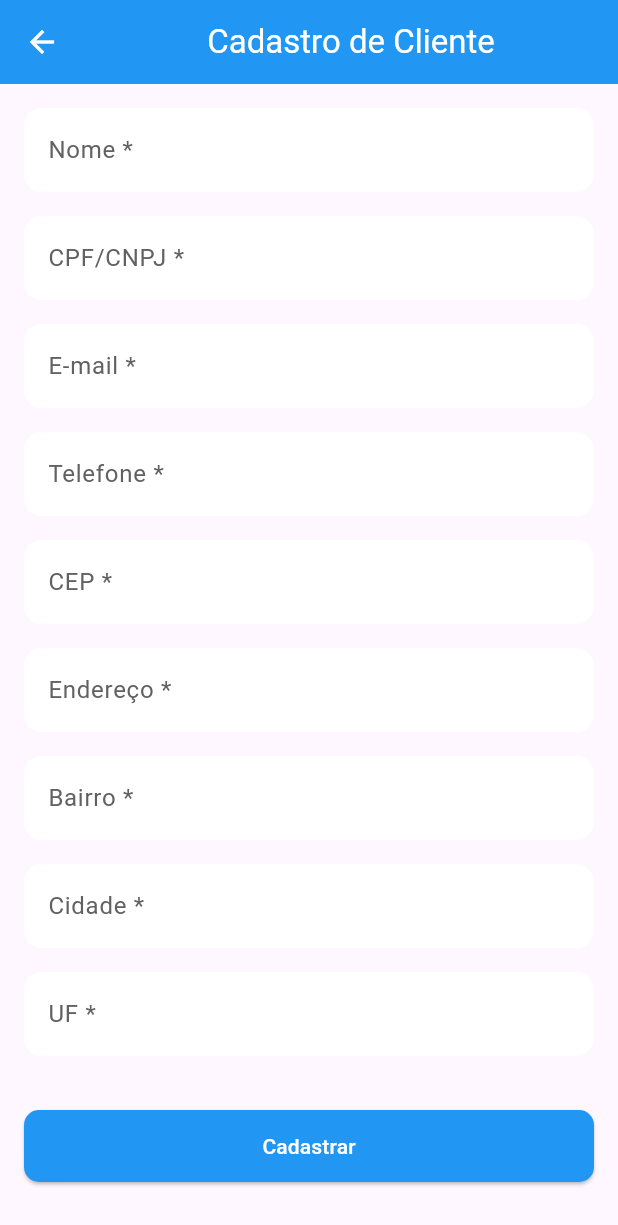
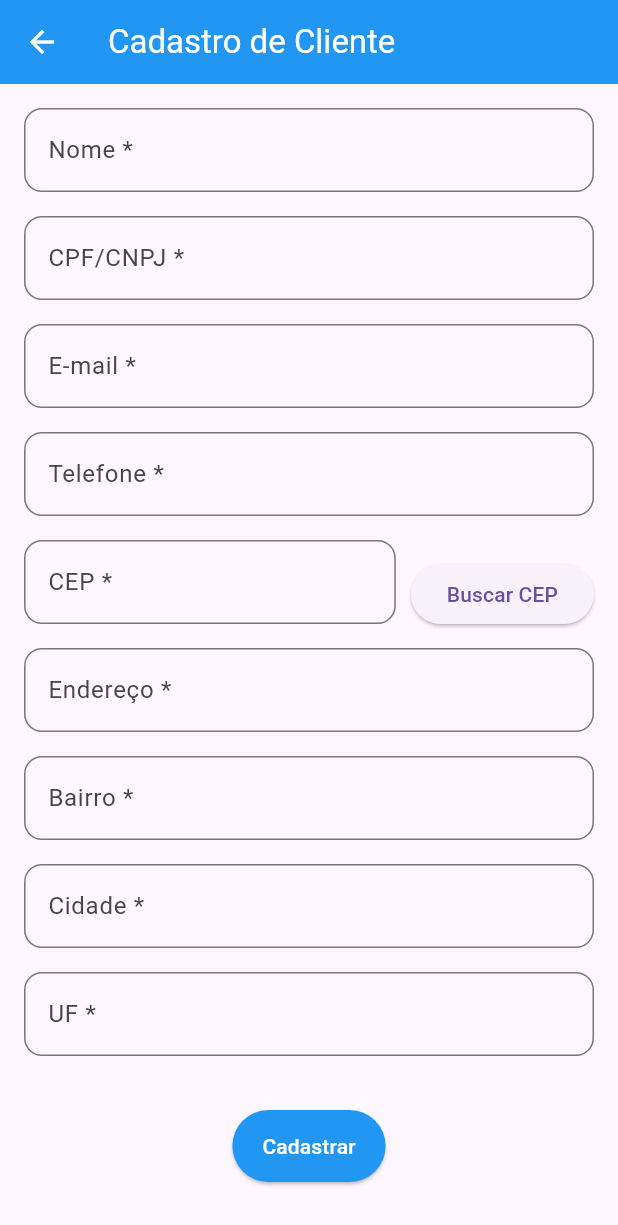
Before and after one commit to NataDias04/AppVendas, a Flutter app: the TelaCadastroCliente screen opened by its route, on a phone screen of 412 x 824 dp. Shown: the top 1225 px of the screen. Run offline on Flutter 3.47's test engine with Material 3 defaults, Android fonts, the phone set to English and light mode, and no system bars; our stand-ins replace sqflite; accounts and stored records are empty.

Commit message:
consulta cep

```diff
--- a/lib/main.dart
+++ b/lib/main.dart
@@ -9,9 +9,11 @@ import 'telas/cliente/tela_cliente.dart';
 import 'modelos/usuario.dart';
 import 'telas/cliente/tela_visualizar_cliente.dart';
 import 'telas/pedido/tela_pedido.dart';
+import 'db/db_helper.dart';
 
 void main() async {
   WidgetsFlutterBinding.ensureInitialized();
+  await initBanco();
   await verConteudoJSON();
   runApp(const MyApp());
 }
--- a/lib/telas/cliente/tela_cliente.dart
+++ b/lib/telas/cliente/tela_cliente.dart
@@ -1,6 +1,7 @@
 import 'package:flutter/material.dart';
 import '../../modelos/cliente.dart';
 import 'cliente_controller.dart';
+import 'cep_service.dart';
 
 class TelaCadastroCliente extends StatefulWidget {
   const TelaCadastroCliente({super.key});
@@ -48,9 +49,10 @@ class _TelaCadastroClienteState extends State<TelaCadastroCliente> {
     final cidade = _cidadeController.text;
     final uf = _ufController.text;
 
-    if (nome.isEmpty || cpfCnpj.isEmpty || email.isEmpty || telefone.isEmpty || cep.isEmpty || endereco.isEmpty || bairro.isEmpty || cidade.isEmpty || uf.isEmpty) {
+    if (nome.isEmpty || cpfCnpj.isEmpty) {
       setState(() {
-        _mensagemErro = 'Todos os campos obrigatórios devem ser preenchidos.';
+        _mensagemErro = 'Preencha os campos obrigatórios.';
+        _mensagemAcerto = '';
       });
       return;
     }
@@ -58,13 +60,15 @@ class _TelaCadastroClienteState extends State<TelaCadastroCliente> {
     if (!_isCpfCnpjValido(cpfCnpj)) {
       setState(() {
         _mensagemErro = 'CPF ou CNPJ inválido.';
+        _mensagemAcerto = '';
       });
       return;
+
     }
-
-    if (!_isEmailValido(email)) {
+    if (email.isNotEmpty && !_isEmailValido(email)) {
       setState(() {
         _mensagemErro = 'E-mail inválido.';
+        _mensagemAcerto = '';
       });
       return;
     }
@@ -72,6 +76,7 @@ class _TelaCadastroClienteState extends State<TelaCadastroCliente> {
     if (!_isTelefoneValido(telefone)) {
       setState(() {
         _mensagemErro = 'Telefone inválido.';
+        _mensagemAcerto = '';
       });
       return;
     }
@@ -89,7 +94,6 @@ class _TelaCadastroClienteState extends State<TelaCadastroCliente> {
       cidade: cidade,
       uf: uf,
     );
-
 
     await _clienteController.adicionar(novoCliente);
 
@@ -109,52 +113,76 @@ class _TelaCadastroClienteState extends State<TelaCadastroCliente> {
     _ufController.clear();
   }
 
+  Future<void> _buscarCEP() async {
+    final cep = _cepController.text.replaceAll(RegExp(r'[^0-9]'), '');
+    if (cep.length != 8) {
+      ScaffoldMessenger.of(
+        context,
+      ).showSnackBar(const SnackBar(content: Text('CEP inválido.')));
+      return;
+    }
+
+    final endereco = await buscarEnderecoPorCEP(cep);
+    if (endereco != null) {
+      setState(() {
+        _enderecoController.text = endereco['logradouro'] ?? '';
+        _bairroController.text = endereco['bairro'] ?? '';
+        _cidadeController.text = endereco['localidade'] ?? '';
+        _ufController.text = endereco['uf'] ?? '';
+      });
+    } else {
+      ScaffoldMessenger.of(
+        context,
+      ).showSnackBar(const SnackBar(content: Text('CEP não encontrado.')));
+    }
+  }
+
   @override
   Widget build(BuildContext context) {
     return Scaffold(
       appBar: AppBar(
-        title: Row(
-          mainAxisAlignment: MainAxisAlignment.center,
-          children: const [
-            Text('Cadastro de Cliente'),
-          ],
-        ),
+        title: const Text('Cadastro de Cliente'),
         backgroundColor: Colors.blue,
         foregroundColor: Colors.white,
       ),
       body: SingleChildScrollView(
         padding: const EdgeInsets.all(16.0),
         child: Column(
-          crossAxisAlignment: CrossAxisAlignment.start,
           children: [
             _campoTexto(_nomeController, 'Nome', obrigatorio: true),
             _campoTexto(_cpfCnpjController, 'CPF/CNPJ', obrigatorio: true),
             _campoTexto(_emailController, 'E-mail', obrigatorio: true),
             _campoTexto(_telefoneController, 'Telefone', obrigatorio: true),
-            _campoTexto(_cepController, 'CEP', obrigatorio: true),
+            Row(
+              children: [
+                Expanded(
+                  child: _campoTexto(_cepController, 'CEP', obrigatorio: true),
+                ),
+                const SizedBox(width: 10),
+                ElevatedButton(
+                  onPressed: _buscarCEP,
+                  child: const Text('Buscar CEP'),
+                ),
+              ],
+            ),
             _campoTexto(_enderecoController, 'Endereço', obrigatorio: true),
             _campoTexto(_bairroController, 'Bairro', obrigatorio: true),
             _campoTexto(_cidadeController, 'Cidade', obrigatorio: true),
             _campoTexto(_ufController, 'UF', obrigatorio: true),
 
             const SizedBox(height: 20),
-            Center(
-              child: SizedBox(
-                width: double.infinity,
-                child: ElevatedButton(
-                  onPressed: _cadastrarCliente,
-                  child: const Text(
-                    'Cadastrar',
-                    style: TextStyle(color: Colors.white),
-                  ),
-                  style: ElevatedButton.styleFrom(
-                    backgroundColor: Colors.blue,
-                    padding: const EdgeInsets.symmetric(vertical: 14),
-                    shape: RoundedRectangleBorder(
-                      borderRadius: BorderRadius.circular(10),
-                    ),
-                  ),
+            ElevatedButton(
+              onPressed: _cadastrarCliente,
+              style: ElevatedButton.styleFrom(
+                backgroundColor: Colors.blue,
+                padding: const EdgeInsets.symmetric(
+                  vertical: 14,
+                  horizontal: 20,
                 ),
+              ),
+              child: const Text(
+                'Cadastrar',
+                style: TextStyle(color: Colors.white),
               ),
             ),
             if (_mensagemAcerto.isNotEmpty)
@@ -162,7 +190,10 @@ class _TelaCadastroClienteState extends State<TelaCadastroCliente> {
                 padding: const EdgeInsets.only(top: 10),
                 child: Text(
                   _mensagemAcerto,
-                  style: TextStyle(color: Colors.green, fontWeight: FontWeight.bold),
+                  style: const TextStyle(
+                    color: Colors.green,
+                    fontWeight: FontWeight.bold,
+                  ),
                 ),
               ),
             if (_mensagemErro.isNotEmpty)
@@ -170,7 +201,10 @@ class _TelaCadastroClienteState extends State<TelaCadastroCliente> {
                 padding: const EdgeInsets.only(top: 10),
                 child: Text(
                   _mensagemErro,
-                  style: TextStyle(color: Colors.red, fontWeight: FontWeight.bold),
+                  style: const TextStyle(
+                    color: Colors.red,
+                    fontWeight: FontWeight.bold,
+                  ),
                 ),
               ),
           ],
@@ -179,26 +213,18 @@ class _TelaCadastroClienteState extends State<TelaCadastroCliente> {
     );
   }
 
-  Widget _campoTexto(TextEditingController controller, String label, {bool obscure = false, bool obrigatorio = false}) {
+  Widget _campoTexto(
+    TextEditingController controller,
+    String label, {
+    bool obrigatorio = false,
+  }) {
     return Padding(
       padding: const EdgeInsets.only(bottom: 16.0),
       child: TextFormField(
         controller: controller,
-        obscureText: obscure,
         decoration: InputDecoration(
           labelText: '$label${obrigatorio ? " *" : ""}',
-          labelStyle: TextStyle(color: Colors.grey[700]),
-          filled: true,
-          fillColor: Colors.white,
-          border: OutlineInputBorder(
-            borderRadius: BorderRadius.circular(12),
-            borderSide: BorderSide.none,
-          ),
-          focusedBorder: OutlineInputBorder(
-            borderRadius: BorderRadius.circular(12),
-            borderSide: BorderSide(color: Colors.blue, width: 2),
-          ),
-          errorStyle: const TextStyle(color: Colors.red),
+          border: OutlineInputBorder(borderRadius: BorderRadius.circular(12)),
         ),
       ),
     );
--- a/pubspec.yaml
+++ b/pubspec.yaml
@@ -33,6 +33,7 @@ dependencies:
   sqflite: ^2.3.0
   path: ^1.9.0
   path_provider: ^2.1.1
+  http: ^0.13.6
 
   # The following adds the Cupertino Icons font to your application.
   # Use with the CupertinoIcons class for iOS style icons.
```
Also changed, not shown: lib/db/db_helper.dart (+19 -90 lines), lib/telas/cliente/cep_service.dart (added, +15 -0 lines), pubspec.lock.
